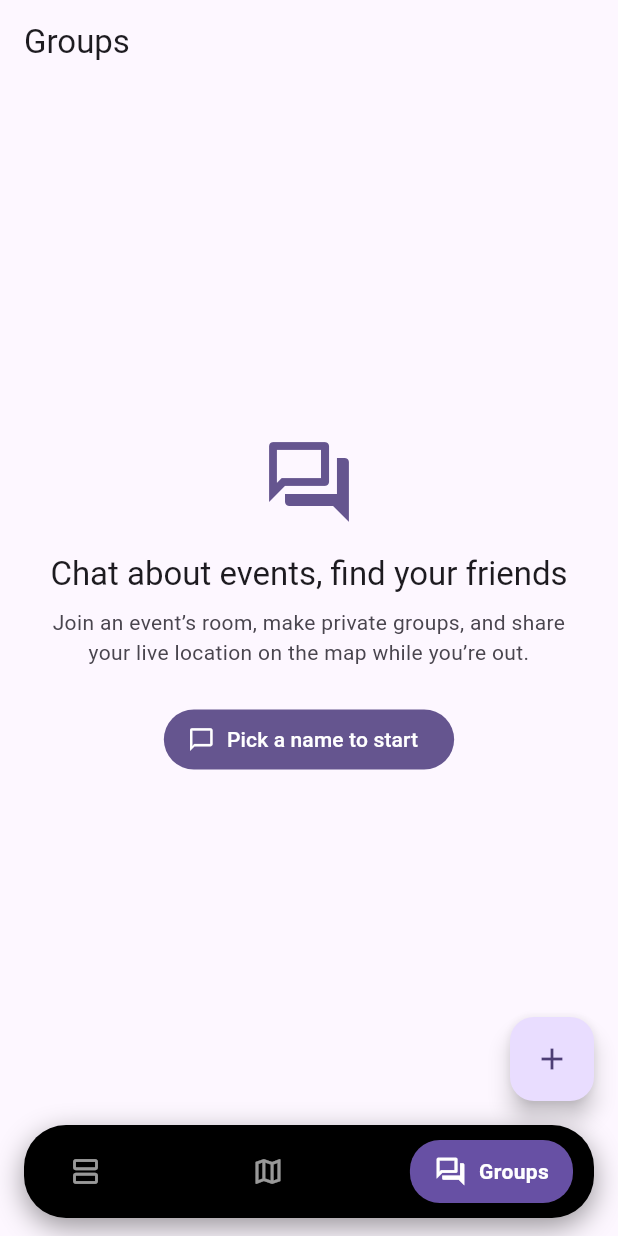
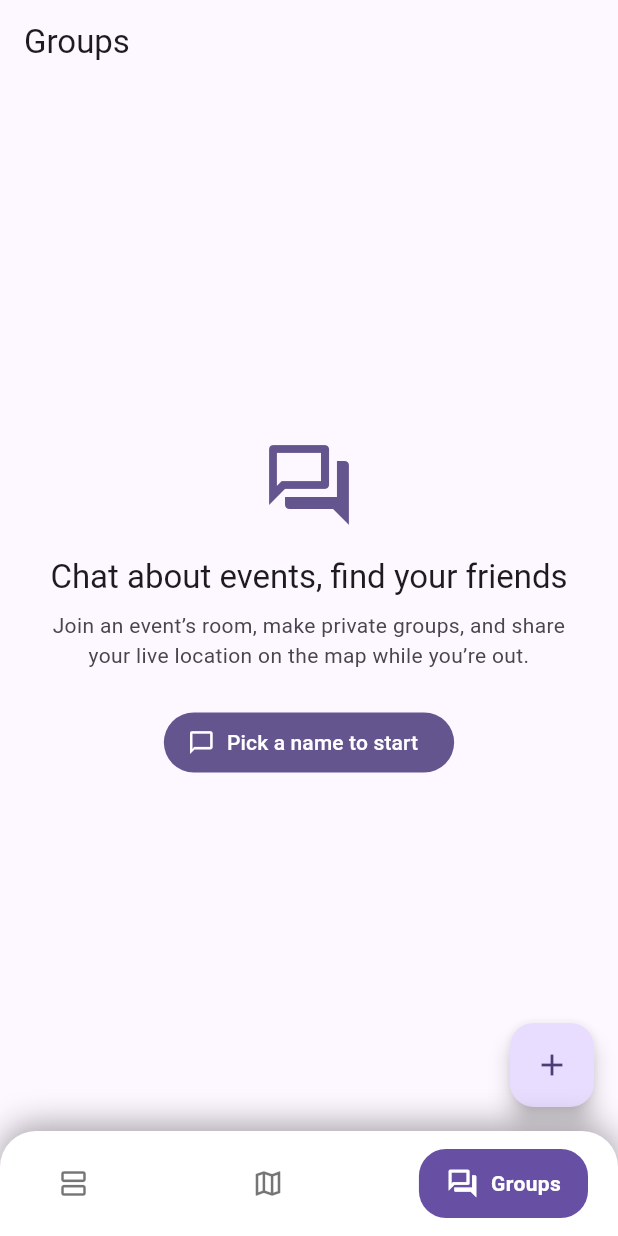
Before and after one commit to staminna/worldwide-events, a Flutter app: the screen it shows after launch, item 3 of the bottom bar chosen, on a phone screen of 412 x 824 dp. Run offline on Flutter 3.47's test engine with Material 3 defaults, Android fonts, the phone set to English and light mode, and no system bars; drawn by our look-alikes of google_nav_bar; our stand-ins replace cached_network_image, dio, flutter_compass, flutter_local_notifications, flutter_riverpod, geolocator and 5 more; missing offline and left inert: flutter_chat_core, flutter_chat_ui, maplibre_gl; network calls fail.

Commit message:
feat(ui): harmonize chat theme; full-width white GNav
Chat: replace ChatTheme.fromThemeData with an explicit theme — seed-purple
(0xFF6750A4) own bubbles with white text (same accent as the nav pill and
map peer UI, instead of the washed-out dark-mode lavender), received
bubbles on the app's dark container tones, 16px bubble radius matching the
map cards, and the sharing strip moved onto the same container tone so
appbar → strip → conversation reads as one surface stack.

GNav: the floating black pill becomes a full-width white bar with rounded
top corners sitting above the footer — dark inactive icons, seed-purple
active pill with white icon+label, upward shadow; SafeArea keeps tabs
clear of the gesture area while the white surface extends under it.
Unread badge colors updated for the light bar.

Co-Authored-By: Claude Fable 5 <noreply@anthropic.com>

```diff
--- a/flutter_mobile_app/lib/screens/home_shell.dart
+++ b/flutter_mobile_app/lib/screens/home_shell.dart
@@ -148,25 +148,25 @@ class _HomeShellState extends ConsumerState<HomeShell>
       ),
       bottomNavigationBar: fullscreen
           ? null
-          : SafeArea(
-              child: Padding(
-                padding: const EdgeInsets.fromLTRB(16, 0, 16, 12),
-                child: Container(
+          : Container(
+              // Full-width white bar with rounded top corners, sitting above
+              // the system footer/gesture area (SafeArea keeps the tabs clear
+              // of it while the white surface extends underneath).
               decoration: BoxDecoration(
-                    color: Colors.black,
-                    borderRadius: BorderRadius.circular(28),
+                color: Colors.white,
+                borderRadius:
+                    const BorderRadius.vertical(top: Radius.circular(24)),
                 boxShadow: [
                   BoxShadow(
-                        color: Colors.black.withValues(alpha: 0.4),
-                        blurRadius: 16,
-                        offset: const Offset(0, 6),
+                    color: Colors.black.withValues(alpha: 0.35),
+                    blurRadius: 18,
+                    offset: const Offset(0, -4),
                   ),
                 ],
               ),
-                  padding: const EdgeInsets.symmetric(
-                    horizontal: 14,
-                    vertical: 10,
-                  ),
+              padding: const EdgeInsets.symmetric(horizontal: 20, vertical: 12),
+              child: SafeArea(
+                top: false,
                 child: GNav(
                   selectedIndex: _index,
                   onTabChange: (i) => setState(() {
@@ -174,17 +174,18 @@ class _HomeShellState extends ConsumerState<HomeShell>
                     if (i == 1) _mapVisited = true;
                   }),
                   gap: 8,
-                    color: Colors.white60,
+                  color: Colors.black54,
                   activeColor: Colors.white,
-                    // Fixed seed purple: the theme's dark-mode primary is a
-                    // pale lavender that washes out white text on black.
+                  rippleColor: Colors.black12,
+                  // Fixed seed purple: matches the app's accent everywhere
+                  // (map peer pills, chat bubbles) regardless of theme mode.
                   tabBackgroundColor: const Color(0xFF6750A4),
-                    tabBorderRadius: 20,
+                  tabBorderRadius: 18,
                   iconSize: 22,
                   duration: const Duration(milliseconds: 250),
                   padding: const EdgeInsets.symmetric(
-                      horizontal: 16,
-                      vertical: 10,
+                    horizontal: 18,
+                    vertical: 12,
                   ),
                   tabs: [
                     const GButton(
@@ -203,7 +204,7 @@ class _HomeShellState extends ConsumerState<HomeShell>
                         child: Icon(
                           Icons.forum_outlined,
                           size: 22,
-                            color: _index == 2 ? Colors.white : Colors.white60,
+                          color: _index == 2 ? Colors.white : Colors.black54,
                         ),
                       ),
                     ),
@@ -211,7 +212,6 @@ class _HomeShellState extends ConsumerState<HomeShell>
                 ),
               ),
             ),
-            ),
     );
   }
 }
```
Also changed, not shown: flutter_mobile_app/lib/screens/group_chat_screen.dart (+23 -2 lines). Lines whose indentation alone changed are shown as unchanged.
